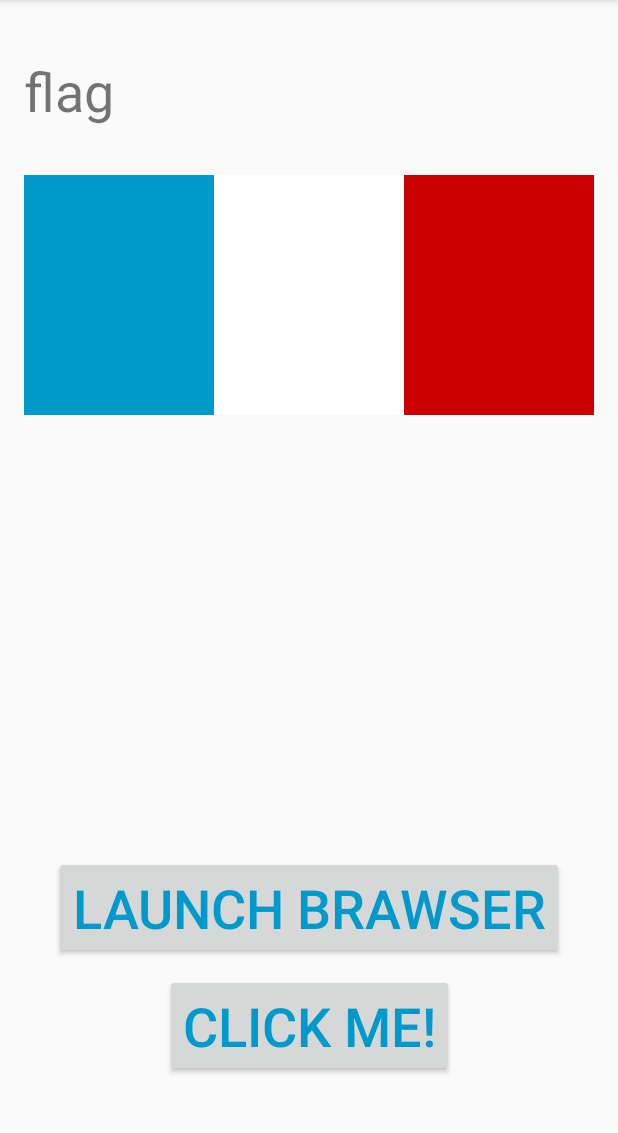
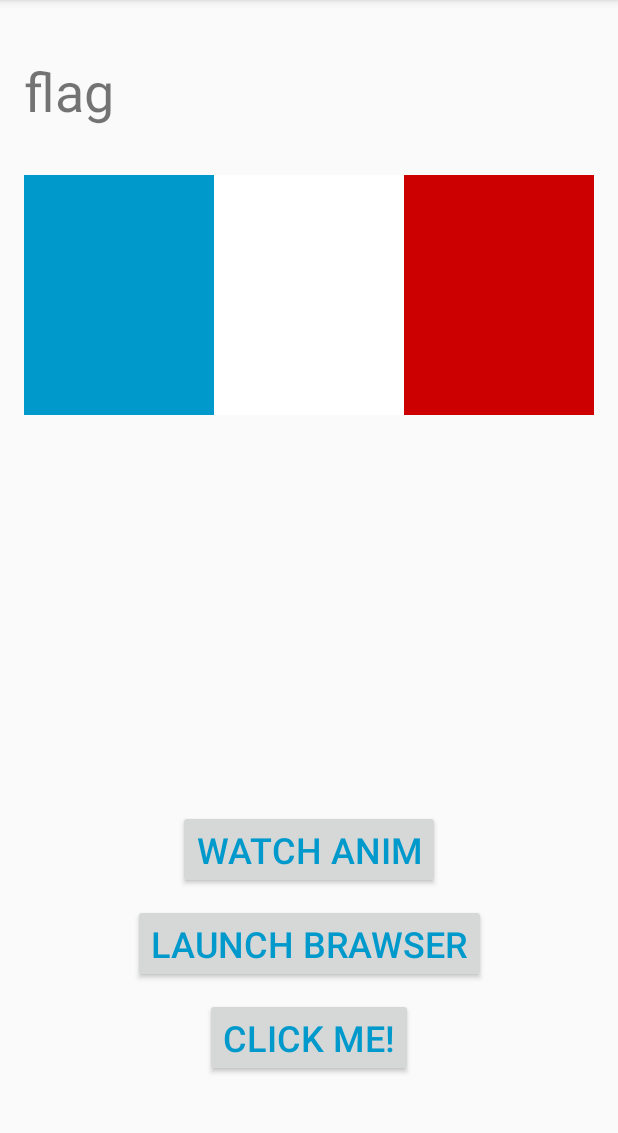
Before and after one commit to omelchenkoaleks/Specialist_1, an Android app: the screen it shows after launch (MainActivity), on a phone screen of 412 x 824 dp, the part 84-1217 px from its top. Run offline under Robolectric (Android 15) with nearby library versions, the phone set to English and light mode, and no system bars.

Commit message:
пример анимации...

```diff
--- a/app/src/main/java/com/omelchenkoaleks/specialist/MainActivity.java
+++ b/app/src/main/java/com/omelchenkoaleks/specialist/MainActivity.java
@@ -11,6 +11,7 @@ import androidx.appcompat.app.AppCompatActivity;
 public class MainActivity extends AppCompatActivity {
     Button clickMe;
     Button webView;
+    Button anim;
 
     @Override
     protected void onCreate(Bundle savedInstanceState) {
@@ -20,6 +21,15 @@ public class MainActivity extends AppCompatActivity {
                 MainActivity.this,
                 "onCreate",
                 Toast.LENGTH_SHORT).show();
+
+        anim = findViewById(R.id.label_anim_btn);
+        anim.setOnClickListener(new View.OnClickListener() {
+            @Override
+            public void onClick(View v) {
+                Intent intent = new Intent(MainActivity.this, AnimSample.class);
+                startActivity(intent);
+            }
+        });
 
         webView = findViewById(R.id.web_view_btn);
         webView.setOnClickListener(new View.OnClickListener() {
--- a/app/src/main/res/layout/activity_main.xml
+++ b/app/src/main/res/layout/activity_main.xml
@@ -58,7 +58,7 @@
         android:layout_marginBottom="50dp"
         android:text="@string/click_me_btn"
         android:textColor="@android:color/holo_blue_dark"
-        android:textSize="36sp"
+        android:textSize="24sp"
         app:layout_constraintBottom_toBottomOf="parent"
         app:layout_constraintEnd_toEndOf="parent"
         app:layout_constraintStart_toStartOf="parent" />
@@ -72,8 +72,22 @@
         android:layout_marginBottom="10dp"
         android:text="@string/launch_browser_btn"
         android:textColor="@android:color/holo_blue_dark"
-        android:textSize="36sp"
+        android:textSize="24sp"
         app:layout_constraintBottom_toTopOf="@+id/button"
+        app:layout_constraintEnd_toEndOf="parent"
+        app:layout_constraintStart_toStartOf="parent" />
+
+    <Button
+        android:id="@+id/label_anim_btn"
+        android:layout_width="wrap_content"
+        android:layout_height="wrap_content"
+        android:layout_marginStart="8dp"
+        android:layout_marginEnd="8dp"
+        android:layout_marginBottom="10dp"
+        android:text="@string/watch_anim_btn"
+        android:textColor="@android:color/holo_blue_dark"
+        android:textSize="24sp"
+        app:layout_constraintBottom_toTopOf="@+id/web_view_btn"
         app:layout_constraintEnd_toEndOf="parent"
         app:layout_constraintStart_toStartOf="parent" />
 
--- a/app/src/main/res/values/strings.xml
+++ b/app/src/main/res/values/strings.xml
@@ -9,4 +9,5 @@
     <string name="oops_msg">OOPS, something went wrong</string>
     <string name="hello_prefix">Hello </string>
     <string name="launch_browser_btn">launch brawser</string>
+    <string name="watch_anim_btn">watch anim</string>
 </resources>
```
Also changed, not shown: app/src/main/AndroidManifest.xml (+5 -3 lines), app/src/main/java/com/omelchenkoaleks/specialist/AnimSample.java (added, +23 -0 lines), app/src/main/res/anim/ship_anim.xml (added, +40 -0 lines), app/src/main/res/layout/activity_anim_sample.xml (added, +9 -0 lines), app/src/main/res/drawable/lander.png (added), 1 other file.
